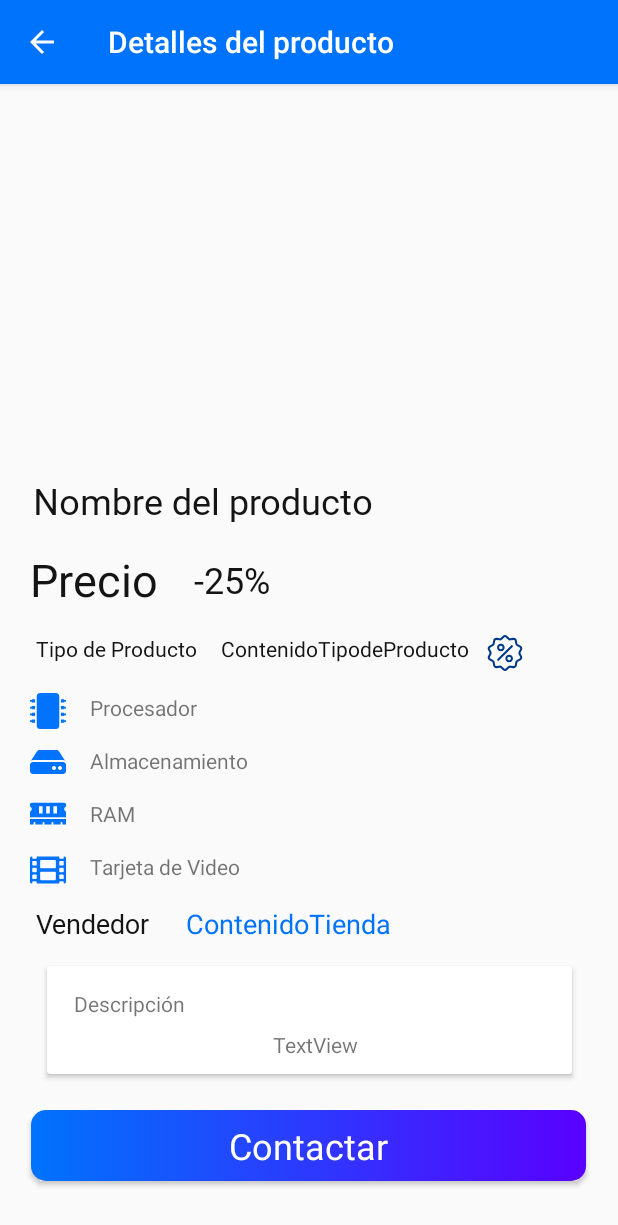
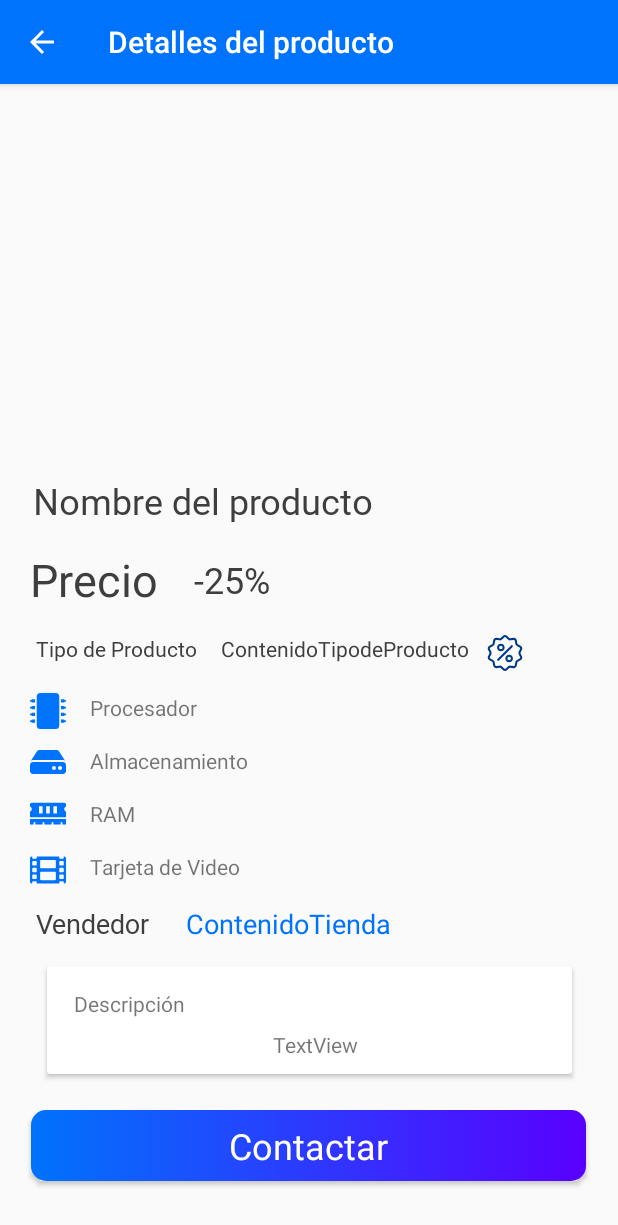
Before and after one commit to JohanTorrez/App_WAYTEK, an Android app: the DetalleActivity screen opened directly, with no data from a screen before it, on a phone screen of 412 x 824 dp. Shown: the top 1225 px of the screen. Run offline under Robolectric (Android 15) with nearby library versions, the phone set to English and light mode, and no system bars; pictures from the network do not load; Roboto replaces fonts that are not available here; 7 statements that could not run were skipped.

Commit message:
color gray

```diff
--- a/src/main/res/values/colors.xml
+++ b/src/main/res/values/colors.xml
@@ -1,6 +1,7 @@
 <?xml version="1.0" encoding="utf-8"?>
 <resources>
     <color name="Way_White">#FFFFFF</color>
+    <color name="Way_Gray">#E9E9E9</color>
     <color name="Way_Primary">#0073FC</color>
     <color name="Way_Primary_Deg">#5900FF</color>
     <color name="Way_Medium">#0047A5</color>
@@ -8,6 +9,6 @@
     <color name="Way_UDark">#00092C</color>
     <color name="Way_Contrast">#D81B60</color>
     <color name="Way_Whatsapp">#25D366</color>
-    <color name="Way_Semi_Black">#141414</color>
+    <color name="Way_Semi_Black">#3E3E3E</color>
 
 </resources>
```
